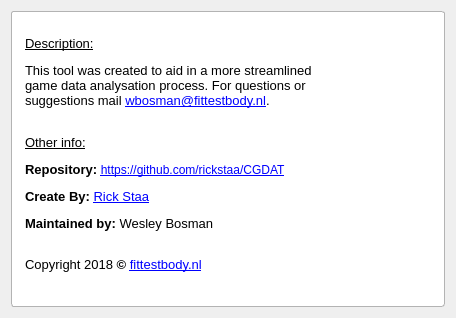
First picture: the form in qt/about.ui, repository rickstaa/CCDAT, before the edit.
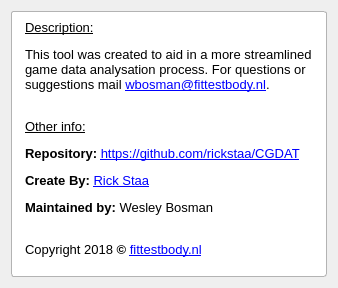
Second picture: the form after the edit.

Commit message:
feature: Added data time padding feature
This feature enabled the user to add a padding around the dataframe sections that come out of the analysis.

```diff
--- a/qt/about.ui
+++ b/qt/about.ui
@@ -6,8 +6,8 @@
    <rect>
     <x>0</x>
     <y>0</y>
-    <width>456</width>
-    <height>318</height>
+    <width>334</width>
+    <height>288</height>
    </rect>
   </property>
   <property name="sizePolicy">
@@ -22,6 +22,11 @@
   <layout class="QVBoxLayout" name="verticalLayout_4">
    <item>
     <widget class="QLabel" name="label">
+     <property name="font">
+      <font>
+       <pointsize>10</pointsize>
+      </font>
+     </property>
      <property name="styleSheet">
       <string notr="true">QLabel{background-color: white;padding: 5px 10px 15px 10px;}
 QFrame{border: 1px solid rgb(179, 179, 179);border-radius: 3px;}
@@ -37,7 +42,7 @@
       <number>1</number>
      </property>
      <property name="text">
-      <string>&lt;html&gt;&lt;head/&gt;&lt;body&gt;&lt;p&gt;&lt;span style=&quot; font-size:10pt; text-decoration: underline;&quot;&gt;Description:&lt;/span&gt;&lt;/p&gt;&lt;p&gt;&lt;span style=&quot; font-size:10pt;&quot;&gt;This tool was created to aid in a more streamlined&lt;br/&gt;game data analysation process. For questions or &lt;br/&gt;suggestions mail &lt;/span&gt;&lt;a href=&quot;mail:wbosman@fittestbody.nl&quot;&gt;&lt;span style=&quot; font-size:10pt; text-decoration: underline; color:#0000ff;&quot;&gt;wbosman@fittestbody.nl&lt;/span&gt;&lt;/a&gt;&lt;span style=&quot; font-size:10pt;&quot;&gt;.&lt;/span&gt;&lt;/p&gt;&lt;p&gt;&lt;span style=&quot; font-size:10pt;&quot;&gt;&lt;br/&gt;&lt;/span&gt;&lt;span style=&quot; font-size:10pt; text-decoration: underline;&quot;&gt;Other info:&lt;/span&gt;&lt;/p&gt;&lt;p&gt;&lt;span style=&quot; font-size:10pt; font-weight:600;&quot;&gt;Repository: &lt;/span&gt;&lt;a href=&quot;https://github.com/rickstaa/CGDAT&quot;&gt;&lt;span style=&quot; text-decoration: underline; color:#0000ff;&quot;&gt;https://github.com/rickstaa/CGDAT&lt;/span&gt;&lt;/a&gt;&lt;/p&gt;&lt;p&gt;&lt;span style=&quot; font-size:10pt; font-weight:600;&quot;&gt;Create By: &lt;/span&gt;&lt;a href=&quot;https://github.com/rickstaa&quot;&gt;&lt;span style=&quot; font-size:10pt; text-decoration: underline; color:#0000ff;&quot;&gt;Rick Staa&lt;/span&gt;&lt;/a&gt;&lt;/p&gt;&lt;p&gt;&lt;span style=&quot; font-size:10pt; font-weight:600;&quot;&gt;Maintained by: &lt;/span&gt;&lt;span style=&quot; font-size:10pt;&quot;&gt;Wesley Bosman&lt;br/&gt;&lt;/span&gt;&lt;/p&gt;&lt;p&gt;&lt;span style=&quot; font-size:10pt;&quot;&gt;Copyright 2018 &lt;/span&gt;&lt;span style=&quot; font-size:10pt; font-weight:600;&quot;&gt;© &lt;/span&gt;&lt;a href=&quot;http://www.fittestbody.nl&quot;&gt;&lt;span style=&quot; font-size:10pt; text-decoration: underline; color:#0000ff;&quot;&gt;fittestbody.nl&lt;/span&gt;&lt;/a&gt;&lt;/p&gt;&lt;/body&gt;&lt;/html&gt;</string>
+      <string>&lt;html&gt;&lt;head/&gt;&lt;body&gt;&lt;p&gt;&lt;span style=&quot; font-size:10pt; text-decoration: underline;&quot;&gt;Description:&lt;/span&gt;&lt;/p&gt;&lt;p&gt;&lt;span style=&quot; font-size:10pt;&quot;&gt;This tool was created to aid in a more streamlined&lt;br/&gt;game data analysation process. For questions or &lt;br/&gt;suggestions mail &lt;/span&gt;&lt;a href=&quot;mail:wbosman@fittestbody.nl&quot;&gt;&lt;span style=&quot; font-size:10pt; text-decoration: underline; color:#0000ff;&quot;&gt;wbosman@fittestbody.nl&lt;/span&gt;&lt;/a&gt;&lt;span style=&quot; font-size:10pt;&quot;&gt;.&lt;/span&gt;&lt;/p&gt;&lt;p&gt;&lt;span style=&quot; font-size:10pt;&quot;&gt;&lt;br/&gt;&lt;/span&gt;&lt;span style=&quot; font-size:10pt; text-decoration: underline;&quot;&gt;Other info:&lt;/span&gt;&lt;/p&gt;&lt;p&gt;&lt;span style=&quot; font-size:10pt; font-weight:600;&quot;&gt;Repository: &lt;/span&gt;&lt;a href=&quot;https://github.com/rickstaa/CGDAT&quot;&gt;&lt;span style=&quot; font-size:10pt; text-decoration: underline; color:#0000ff;&quot;&gt;https://github.com/rickstaa/CGDAT&lt;/span&gt;&lt;/a&gt;&lt;/p&gt;&lt;p&gt;&lt;span style=&quot; font-size:10pt; font-weight:600;&quot;&gt;Create By: &lt;/span&gt;&lt;a href=&quot;https://github.com/rickstaa&quot;&gt;&lt;span style=&quot; font-size:10pt; text-decoration: underline; color:#0000ff;&quot;&gt;Rick Staa&lt;/span&gt;&lt;/a&gt;&lt;/p&gt;&lt;p&gt;&lt;span style=&quot; font-size:10pt; font-weight:600;&quot;&gt;Maintained by: &lt;/span&gt;&lt;span style=&quot; font-size:10pt;&quot;&gt;Wesley Bosman&lt;br/&gt;&lt;/span&gt;&lt;/p&gt;&lt;p&gt;&lt;span style=&quot; font-size:10pt;&quot;&gt;Copyright 2018 &lt;/span&gt;&lt;span style=&quot; font-size:10pt; font-weight:600;&quot;&gt;© &lt;/span&gt;&lt;a href=&quot;http://www.fittestbody.nl&quot;&gt;&lt;span style=&quot; font-size:10pt; text-decoration: underline; color:#0000ff;&quot;&gt;fittestbody.nl&lt;/span&gt;&lt;/a&gt;&lt;/p&gt;&lt;/body&gt;&lt;/html&gt;</string>
      </property>
     </widget>
    </item>
```
The commit also changes 165 other files.
